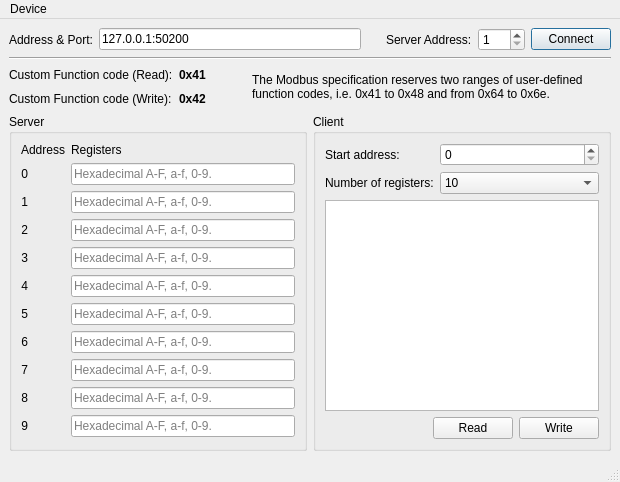
Qt form qtserialbus/examples/serialbus/modbus/custom/mainwindow.ui (CipSoft-Tibia/Qt5) before a commit.
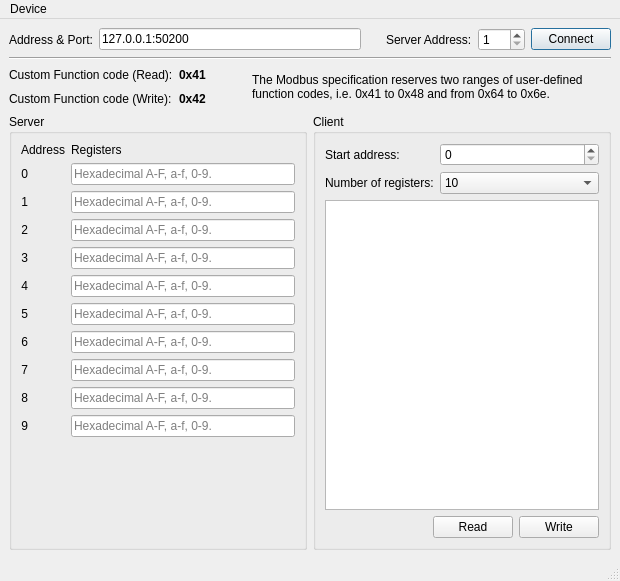
The same form after that commit. Icons and pictures are not drawn.

Diff of the .ui file:
```diff
--- a/qtserialbus/examples/serialbus/modbus/custom/mainwindow.ui
+++ b/qtserialbus/examples/serialbus/modbus/custom/mainwindow.ui
@@ -7,7 +7,7 @@
     <x>0</x>
     <y>0</y>
     <width>620</width>
-    <height>482</height>
+    <height>581</height>
    </rect>
   </property>
   <property name="sizePolicy">
```
Left out of the diff: 36 changed lines with no effect on the pictures.
